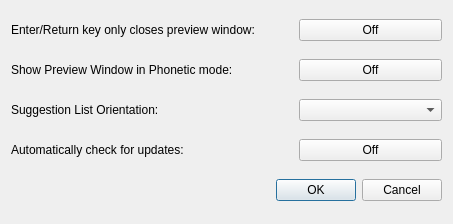
Qt form src/frontend/SettingsDialog.ui (OpenBangla/OpenBangla-Keyboard) before a commit.
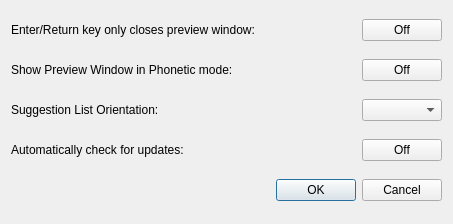
The same form after that commit.

Commit message: smooth out the rough edges (Layout)

Diff of the .ui file:
```diff
--- a/src/frontend/SettingsDialog.ui
+++ b/src/frontend/SettingsDialog.ui
@@ -20,6 +20,56 @@
             <property name="verticalSpacing">
                 <number>10</number>
             </property>
+   <item row="0" column="2">
+    <widget class="QPushButton" name="btnClosePrevWin">
+     <property name="text">
+      <string>Off</string>
+     </property>
+     <property name="checkable">
+      <bool>true</bool>
+     </property>
+    </widget>
+   </item>
+   <item row="3" column="2">
+    <widget class="QPushButton" name="btnCheckUpdate">
+     <property name="text">
+      <string>Off</string>
+     </property>
+     <property name="checkable">
+      <bool>true</bool>
+     </property>
+    </widget>
+   </item>
+   <item row="2" column="2">
+    <widget class="QComboBox" name="cmbOrientation"/>
+   </item>
+   <item row="3" column="0">
+    <widget class="QLabel" name="label_4">
+     <property name="text">
+      <string>&lt;html&gt;&lt;head/&gt;&lt;body&gt;&lt;p&gt;Automatically check for updates:&lt;/p&gt;&lt;/body&gt;&lt;/html&gt;</string>
+     </property>
+    </widget>
+   </item>
+   <item row="1" column="2">
+    <widget class="QPushButton" name="btnShowPrevWin">
+     <property name="text">
+      <string>Off</string>
+     </property>
+     <property name="checkable">
+      <bool>true</bool>
+     </property>
+    </widget>
+   </item>
+   <item row="4" column="0" colspan="3">
+    <widget class="QDialogButtonBox" name="buttonBox">
+     <property name="orientation">
+      <enum>Qt::Horizontal</enum>
+     </property>
+     <property name="standardButtons">
+      <set>QDialogButtonBox::Cancel|QDialogButtonBox::Ok</set>
+     </property>
+    </widget>
+   </item>
             <item row="0" column="0">
                 <widget class="QLabel" name="label">
                     <property name="text">
@@ -29,13 +79,10 @@
                     </property>
                 </widget>
             </item>
-            <item row="0" column="1">
-                <widget class="QPushButton" name="btnClosePrevWin">
+   <item row="2" column="0">
+    <widget class="QLabel" name="label_3">
                     <property name="text">
-                        <string>Off</string>
-                    </property>
-                    <property name="checkable">
-                        <bool>true</bool>
+      <string>Suggestion List Orientation:</string>
                     </property>
                 </widget>
             </item>
@@ -46,52 +93,57 @@
                     </property>
                 </widget>
             </item>
+   <item row="0" column="1">
+    <spacer name="horizontalSpacer">
+     <property name="orientation">
+      <enum>Qt::Horizontal</enum>
+     </property>
+     <property name="sizeHint" stdset="0">
+      <size>
+       <width>40</width>
+       <height>20</height>
+      </size>
+     </property>
+    </spacer>
+   </item>
             <item row="1" column="1">
-                <widget class="QPushButton" name="btnShowPrevWin">
-                    <property name="text">
-                        <string>Off</string>
-                    </property>
-                    <property name="checkable">
-                        <bool>true</bool>
-                    </property>
-                </widget>
-            </item>
-            <item row="2" column="0">
-                <widget class="QLabel" name="label_3">
-                    <property name="text">
-                        <string>Suggestion List Orientation:</string>
-                    </property>
-                </widget>
+    <spacer name="horizontalSpacer_2">
+     <property name="orientation">
+      <enum>Qt::Horizontal</enum>
+     </property>
+     <property name="sizeHint" stdset="0">
+      <size>
+       <width>40</width>
+       <height>20</height>
+      </size>
+     </property>
+    </spacer>
             </item>
             <item row="2" column="1">
-                <widget class="QComboBox" name="cmbOrientation"/>
-            </item>
-            <item row="3" column="0">
-                <widget class="QLabel" name="label_4">
-                    <property name="text">
-                        <string>&lt;html&gt;&lt;head/&gt;&lt;body&gt;&lt;p&gt;Automatically check for updates:&lt;/p&gt;&lt;/body&gt;&lt;/html&gt;</string>
-                    </property>
-                </widget>
+    <spacer name="horizontalSpacer_3">
+     <property name="orientation">
+      <enum>Qt::Horizontal</enum>
+     </property>
+     <property name="sizeHint" stdset="0">
+      <size>
+       <width>40</width>
+       <height>20</height>
+      </size>
+     </property>
+    </spacer>
             </item>
             <item row="3" column="1">
-                <widget class="QPushButton" name="btnCheckUpdate">
-                    <property name="text">
-                        <string>Off</string>
-                    </property>
-                    <property name="checkable">
-                        <bool>true</bool>
-                    </property>
-                </widget>
-            </item>
-            <item row="4" column="0" colspan="2">
-                <widget class="QDialogButtonBox" name="buttonBox">
+    <spacer name="horizontalSpacer_4">
                     <property name="orientation">
                         <enum>Qt::Horizontal</enum>
                     </property>
-                    <property name="standardButtons">
-                        <set>QDialogButtonBox::Cancel|QDialogButtonBox::Ok</set>
-                    </property>
-                </widget>
+     <property name="sizeHint" stdset="0">
+      <size>
+       <width>40</width>
+       <height>20</height>
+      </size>
+     </property>
+    </spacer>
             </item>
         </layout>
     </widget>
```
Left out of the diff: 8 changed lines with no effect on the pictures. Lines whose indentation alone changed are shown as unchanged. The commit also changes 2 other files.
